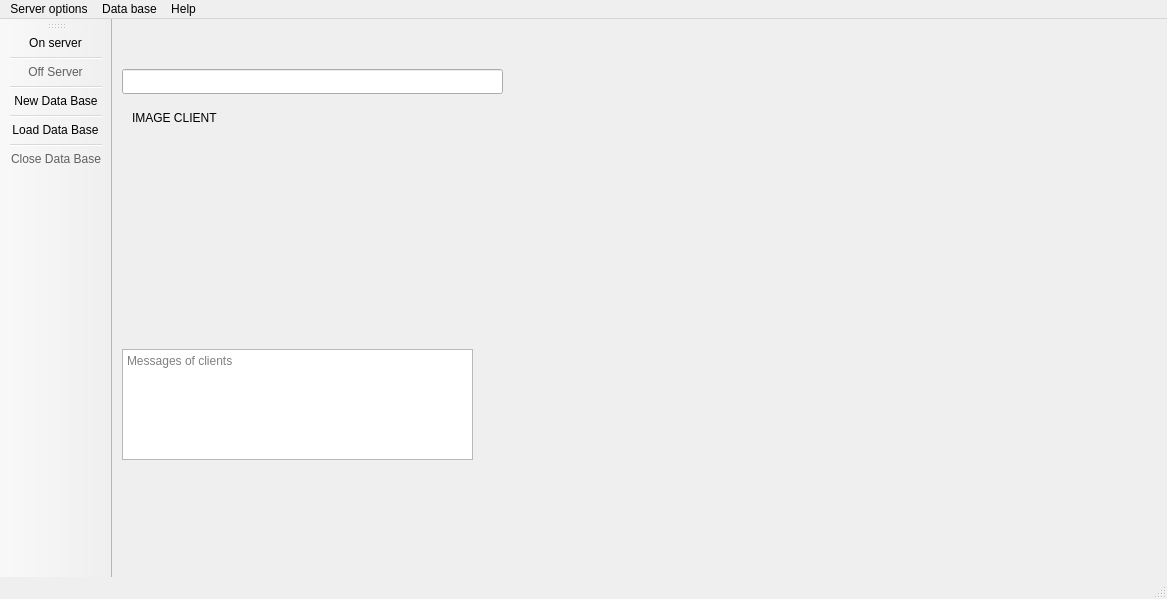
feichay10/Server-Proyecto-Final-SOA, file mainwindow.ui: the form before one commit.
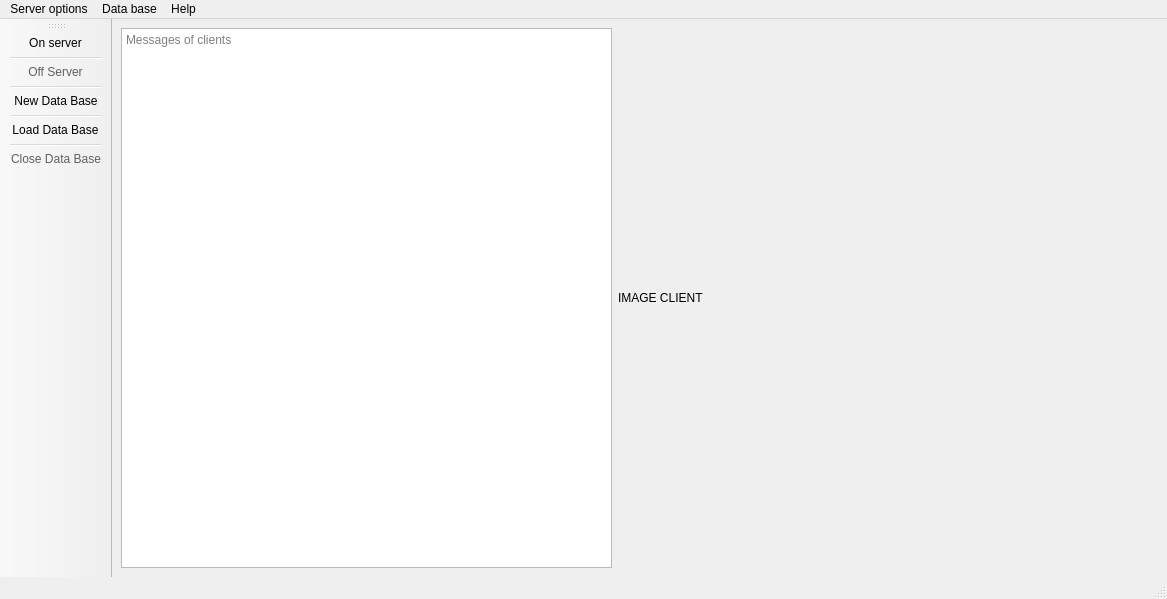
The form after the commit. Icons and pictures are not drawn.

Diff of the .ui file:
```diff
--- a/mainwindow.ui
+++ b/mainwindow.ui
@@ -15,486 +15,43 @@
   </property>
   <property name="palette">
    <palette>
-    <active>
-     <colorrole role="WindowText">
-      <brush brushstyle="SolidPattern">
-       <color alpha="255">
-        <red>0</red>
-        <green>0</green>
-        <blue>0</blue>
-       </color>
-      </brush>
-     </colorrole>
-     <colorrole role="Button">
-      <brush brushstyle="SolidPattern">
-       <color alpha="255">
-        <red>88</red>
-        <green>6</green>
-        <blue>140</blue>
-       </color>
-      </brush>
-     </colorrole>
-     <colorrole role="Light">
-      <brush brushstyle="SolidPattern">
-       <color alpha="255">
-        <red>132</red>
-        <green>9</green>
-        <blue>210</blue>
-       </color>
-      </brush>
-     </colorrole>
-     <colorrole role="Midlight">
-      <brush brushstyle="SolidPattern">
-       <color alpha="255">
-        <red>110</red>
-        <green>7</green>
-        <blue>175</blue>
-       </color>
-      </brush>
-     </colorrole>
-     <colorrole role="Dark">
-      <brush brushstyle="SolidPattern">
-       <color alpha="255">
-        <red>44</red>
-        <green>3</green>
-        <blue>70</blue>
-       </color>
-      </brush>
-     </colorrole>
-     <colorrole role="Mid">
-      <brush brushstyle="SolidPattern">
-       <color alpha="255">
-        <red>59</red>
-        <green>4</green>
-        <blue>93</blue>
-       </color>
-      </brush>
-     </colorrole>
-     <colorrole role="Text">
-      <brush brushstyle="SolidPattern">
-       <color alpha="255">
-        <red>0</red>
-        <green>0</green>
-        <blue>0</blue>
-       </color>
-      </brush>
-     </colorrole>
-     <colorrole role="BrightText">
-      <brush brushstyle="SolidPattern">
-       <color alpha="255">
-        <red>255</red>
-        <green>255</green>
-        <blue>255</blue>
-       </color>
-      </brush>
-     </colorrole>
-     <colorrole role="ButtonText">
-      <brush brushstyle="SolidPattern">
-       <color alpha="255">
-        <red>0</red>
-        <green>0</green>
-        <blue>0</blue>
-       </color>
-      </brush>
-     </colorrole>
-     <colorrole role="Base">
-      <brush brushstyle="SolidPattern">
-       <color alpha="255">
-        <red>255</red>
-        <green>255</green>
-        <blue>255</blue>
-       </color>
-      </brush>
-     </colorrole>
-     <colorrole role="Window">
-      <brush brushstyle="SolidPattern">
-       <color alpha="255">
-        <red>88</red>
-        <green>6</green>
-        <blue>140</blue>
-       </color>
-      </brush>
-     </colorrole>
-     <colorrole role="Shadow">
-      <brush brushstyle="SolidPattern">
-       <color alpha="255">
-        <red>0</red>
-        <green>0</green>
-        <blue>0</blue>
-       </color>
-      </brush>
-     </colorrole>
-     <colorrole role="AlternateBase">
-      <brush brushstyle="SolidPattern">
-       <color alpha="255">
-        <red>171</red>
-        <green>130</green>
-        <blue>197</blue>
-       </color>
-      </brush>
-     </colorrole>
-     <colorrole role="ToolTipBase">
-      <brush brushstyle="SolidPattern">
-       <color alpha="255">
-        <red>255</red>
-        <green>255</green>
-        <blue>220</blue>
-       </color>
-      </brush>
-     </colorrole>
-     <colorrole role="ToolTipText">
-      <brush brushstyle="SolidPattern">
-       <color alpha="255">
-        <red>0</red>
-        <green>0</green>
-        <blue>0</blue>
-       </color>
-      </brush>
-     </colorrole>
-     <colorrole role="PlaceholderText">
-      <brush brushstyle="SolidPattern">
-       <color alpha="127">
-        <red>0</red>
-        <green>0</green>
-        <blue>0</blue>
-       </color>
-      </brush>
-     </colorrole>
-    </active>
-    <inactive>
-     <colorrole role="WindowText">
-      <brush brushstyle="SolidPattern">
-       <color alpha="255">
-        <red>0</red>
-        <green>0</green>
-        <blue>0</blue>
-       </color>
-      </brush>
-     </colorrole>
-     <colorrole role="Button">
-      <brush brushstyle="SolidPattern">
-       <color alpha="255">
-        <red>239</red>
-        <green>239</green>
-        <blue>239</blue>
-       </color>
-      </brush>
-     </colorrole>
-     <colorrole role="Light">
-      <brush brushstyle="SolidPattern">
-       <color alpha="255">
-        <red>255</red>
-        <green>255</green>
-        <blue>255</blue>
-       </color>
-      </brush>
-     </colorrole>
-     <colorrole role="Midlight">
-      <brush brushstyle="SolidPattern">
-       <color alpha="255">
-        <red>202</red>
-        <green>202</green>
-        <blue>202</blue>
-       </color>
-      </brush>
-     </colorrole>
-     <colorrole role="Dark">
-      <brush brushstyle="SolidPattern">
-       <color alpha="255">
-        <red>159</red>
-        <green>159</green>
-        <blue>159</blue>
-       </color>
-      </brush>
-     </colorrole>
-     <colorrole role="Mid">
-      <brush brushstyle="SolidPattern">
-       <color alpha="255">
-        <red>184</red>
-        <green>184</green>
-        <blue>184</blue>
-       </color>
-      </brush>
-     </colorrole>
-     <colorrole role="Text">
-      <brush brushstyle="SolidPattern">
-       <color alpha="255">
-        <red>0</red>
-        <green>0</green>
-        <blue>0</blue>
-       </color>
-      </brush>
-     </colorrole>
-     <colorrole role="BrightText">
-      <brush brushstyle="SolidPattern">
-       <color alpha="255">
-        <red>255</red>
-        <green>255</green>
-        <blue>255</blue>
-       </color>
-      </brush>
-     </colorrole>
-     <colorrole role="ButtonText">
-      <brush brushstyle="SolidPattern">
-       <color alpha="255">
-        <red>0</red>
-        <green>0</green>
-        <blue>0</blue>
-       </color>
-      </brush>
-     </colorrole>
-     <colorrole role="Base">
-      <brush brushstyle="SolidPattern">
-       <color alpha="255">
-        <red>255</red>
-        <green>255</green>
-        <blue>255</blue>
-       </color>
-      </brush>
-     </colorrole>
-     <colorrole role="Window">
-      <brush brushstyle="SolidPattern">
-       <color alpha="255">
-        <red>239</red>
-        <green>239</green>
-        <blue>239</blue>
-       </color>
-      </brush>
-     </colorrole>
-     <colorrole role="Shadow">
-      <brush brushstyle="SolidPattern">
-       <color alpha="255">
-        <red>118</red>
-        <green>118</green>
-        <blue>118</blue>
-       </color>
-      </brush>
-     </colorrole>
-     <colorrole role="AlternateBase">
-      <brush brushstyle="SolidPattern">
-       <color alpha="255">
-        <red>247</red>
-        <green>247</green>
-        <blue>247</blue>
-       </color>
-      </brush>
-     </colorrole>
-     <colorrole role="ToolTipBase">
-      <brush brushstyle="SolidPattern">
-       <color alpha="255">
-        <red>255</red>
-        <green>255</green>
-        <blue>220</blue>
-       </color>
-      </brush>
-     </colorrole>
-     <colorrole role="ToolTipText">
-      <brush brushstyle="SolidPattern">
-       <color alpha="255">
-        <red>0</red>
-        <green>0</green>
-        <blue>0</blue>
-       </color>
-      </brush>
-     </colorrole>
-     <colorrole role="PlaceholderText">
-      <brush brushstyle="SolidPattern">
-       <color alpha="128">
-        <red>0</red>
-        <green>0</green>
-        <blue>0</blue>
-       </color>
-      </brush>
-     </colorrole>
-    </inactive>
-    <disabled>
-     <colorrole role="WindowText">
-      <brush brushstyle="SolidPattern">
-       <color alpha="255">
-        <red>44</red>
-        <green>3</green>
-        <blue>70</blue>
-       </color>
-      </brush>
-     </colorrole>
-     <colorrole role="Button">
-      <brush brushstyle="SolidPattern">
-       <color alpha="255">
-        <red>88</red>
-        <green>6</green>
-        <blue>140</blue>
-       </color>
-      </brush>
-     </colorrole>
-     <colorrole role="Light">
-      <brush brushstyle="SolidPattern">
-       <color alpha="255">
-        <red>132</red>
-        <green>9</green>
-        <blue>210</blue>
-       </color>
-      </brush>
-     </colorrole>
-     <colorrole role="Midlight">
-      <brush brushstyle="SolidPattern">
-       <color alpha="255">
-        <red>110</red>
-        <green>7</green>
-        <blue>175</blue>
-       </color>
-      </brush>
-     </colorrole>
-     <colorrole role="Dark">
-      <brush brushstyle="SolidPattern">
-       <color alpha="255">
-        <red>44</red>
-        <green>3</green>
-        <blue>70</blue>
-       </color>
-      </brush>
-     </colorrole>
-     <colorrole role="Mid">
-      <brush brushstyle="SolidPattern">
-       <color alpha="255">
-        <red>59</red>
-        <green>4</green>
-        <blue>93</blue>
-       </color>
-      </brush>
-     </colorrole>
-     <colorrole role="Text">
-      <brush brushstyle="SolidPattern">
-       <color alpha="255">
-        <red>44</red>
-        <green>3</green>
-        <blue>70</blue>
-       </color>
-      </brush>
-     </colorrole>
-     <colorrole role="BrightText">
-      <brush brushstyle="SolidPattern">
-       <color alpha="255">
-        <red>255</red>
-        <green>255</green>
-        <blue>255</blue>
-       </color>
-      </brush>
-     </colorrole>
-     <colorrole role="ButtonText">
-      <brush brushstyle="SolidPattern">
-       <color alpha="255">
-        <red>44</red>
-        <green>3</green>
-        <blue>70</blue>
-       </color>
-      </brush>
-     </colorrole>
-     <colorrole role="Base">
-      <brush brushstyle="SolidPattern">
-       <color alpha="255">
-        <red>88</red>
-        <green>6</green>
-        <blue>140</blue>
-       </color>
-      </brush>
-     </colorrole>
-     <colorrole role="Window">
-      <brush brushstyle="SolidPattern">
-       <color alpha="255">
-        <red>88</red>
-        <green>6</green>
-        <blue>140</blue>
-       </color>
-      </brush>
-     </colorrole>
-     <colorrole role="Shadow">
-      <brush brushstyle="SolidPattern">
-       <color alpha="255">
-        <red>177</red>
-        <green>177</green>
-        <blue>177</blue>
-       </color>
-      </brush>
-     </colorrole>
-     <colorrole role="AlternateBase">
-      <brush brushstyle="SolidPattern">
-       <color alpha="255">
-        <red>247</red>
-        <green>247</green>
-        <blue>247</blue>
-       </color>
-      </brush>
-     </colorrole>
-     <colorrole role="ToolTipBase">
-      <brush brushstyle="SolidPattern">
-       <color alpha="255">
-        <red>255</red>
-        <green>255</green>
-        <blue>220</blue>
-       </color>
-      </brush>
-     </colorrole>
-     <colorrole role="ToolTipText">
-      <brush brushstyle="SolidPattern">
-       <color alpha="255">
-        <red>0</red>
-        <green>0</green>
-        <blue>0</blue>
-       </color>
-      </brush>
-     </colorrole>
-     <colorrole role="PlaceholderText">
-      <brush brushstyle="SolidPattern">
-       <color alpha="128">
-        <red>0</red>
-        <green>0</green>
-        <blue>0</blue>
-       </color>
-      </brush>
-     </colorrole>
-    </disabled>
+    <active/>
+    <inactive/>
+    <disabled/>
    </palette>
   </property>
   <property name="windowTitle">
    <string>MainWindow</string>
   </property>
   <widget class="QWidget" name="centralwidget">
-   <widget class="QTextEdit" name="clients_msgsEdit">
-    <property name="geometry">
-     <rect>
-      <x>10</x>
-      <y>330</y>
-      <width>351</width>
-      <height>111</height>
-     </rect>
-    </property>
-    <property name="placeholderText">
-     <string>Messages of clients</string>
-    </property>
-   </widget>
-   <widget class="QLabel" name="label_to_show_image">
-    <property name="geometry">
-     <rect>
-      <x>20</x>
-      <y>90</y>
-      <width>101</width>
-      <height>17</height>
-     </rect>
-    </property>
-    <property name="text">
-     <string>IMAGE CLIENT</string>
-    </property>
-   </widget>
-   <widget class="QLineEdit" name="lineEdit_client_number">
-    <property name="geometry">
-     <rect>
-      <x>10</x>
-      <y>50</y>
-      <width>381</width>
-      <height>25</height>
-     </rect>
-    </property>
-   </widget>
+   <layout class="QHBoxLayout" name="horizontalLayout">
+    <item>
+     <widget class="QTextEdit" name="clients_msgsEdit">
+      <property name="sizePolicy">
+       <sizepolicy hsizetype="Fixed" vsizetype="Expanding">
+        <horstretch>0</horstretch>
+        <verstretch>0</verstretch>
+       </sizepolicy>
+      </property>
+      <property name="minimumSize">
+       <size>
+        <width>491</width>
+        <height>0</height>
+       </size>
+      </property>
+      <property name="placeholderText">
+       <string>Messages of clients</string>
+      </property>
+     </widget>
+    </item>
+    <item>
+     <widget class="QLabel" name="label_to_show_image">
+      <property name="text">
+       <string>IMAGE CLIENT</string>
+      </property>
+     </widget>
+    </item>
+   </layout>
   </widget>
   <widget class="QMenuBar" name="menubar">
    <property name="geometry">
```
Left out of the diff: 5 changed lines with no effect on the pictures.
